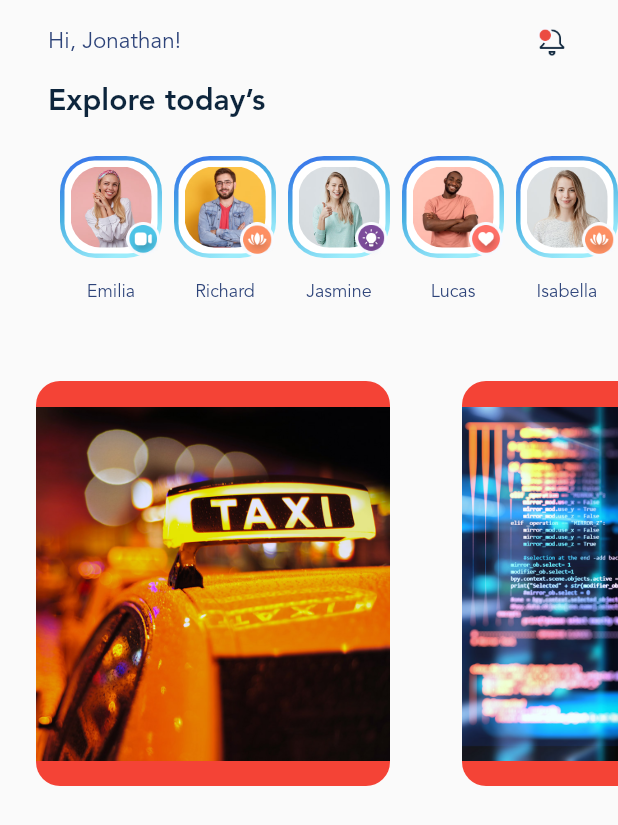
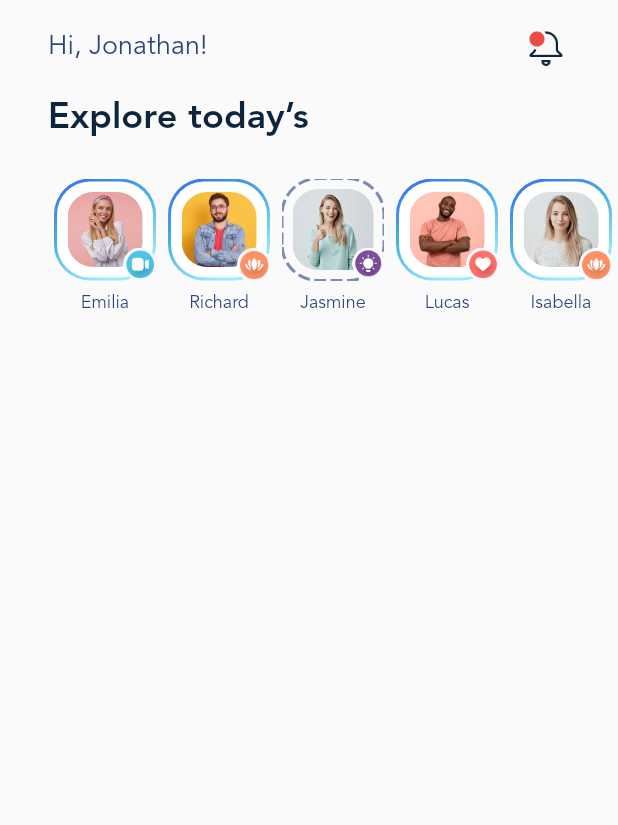
Before and after one commit to raziyehkargar/Flutter_Application_2_AdvanceUI, a Flutter app: the screen it shows after launch, on a phone screen of 412 x 824 dp. Shown: the top 825 px of the screen. Run offline on Flutter 3.47's test engine with Material 2 defaults, Android fonts, the phone set to English and light mode, and no system bars; drawn by our look-alikes of dotted_border.

Commit message:
fix error in font and don't run app. and change dotted border in stories listView

```diff
--- a/flutter_application_advance_ui/lib/main.dart
+++ b/flutter_application_advance_ui/lib/main.dart
@@ -1,7 +1,6 @@
-import 'dart:ui';
-
 import 'package:flutter/material.dart';
 import 'package:flutter_application_advance_ui/data.dart';
+import 'package:dotted_border/dotted_border.dart';
 
 void main() {
   runApp(const MyApp());
@@ -15,28 +14,34 @@ class MyApp extends StatelessWidget {
   // This widget is the root of your application.
   @override
   Widget build(BuildContext context) {
-    final primaryColor = Color(0xff0D253C);
-    final secondryColor = Color(0xff2D4379);
+    const primaryTextColor = Color(0xff0D253C);
+    const secondryTextColor = Color(0xff2D4379);
     return MaterialApp(
       title: 'Flutter Demo',
       theme: ThemeData(
         // This is the theme of your application.
         primarySwatch: Colors.blue,
-        primaryColor: primaryColor,
 
-        textTheme: TextTheme(
+        textTheme: const TextTheme(
             subtitle1: TextStyle(
                 fontFamily: defaultFontFamilyEN,
-                fontSize: 15,
-                color: secondryColor),
+                fontSize: 18,
+                fontWeight: FontWeight.w200,
+                color: secondryTextColor),
             headline6: TextStyle(
               fontFamily: defaultFontFamilyEN,
               fontWeight: FontWeight.w700,
-              color: primaryColor,
+              color: primaryTextColor,
+            ),
+            headline4: TextStyle(
+              fontFamily: defaultFontFamilyEN,
+              fontWeight: FontWeight.w700,
+              color: primaryTextColor,
+              fontSize: 24,
             ),
             bodyText2: TextStyle(
               fontFamily: defaultFontFamilyEN,
-              color: secondryColor,
+              color: secondryTextColor,
               fontSize: 12,
             )),
       ),
@@ -54,7 +59,6 @@ class HomeScreen extends StatelessWidget {
     final textTheme = themeData.textTheme;
 
     final stories = AppDatabase.stories;
-    final categories = AppDatabase.categories;
 
     return Scaffold(
       body: SafeArea(
@@ -74,8 +78,8 @@ class HomeScreen extends StatelessWidget {
                     ),
                     Image.asset(
                       'assets/img/icons/notification.png',
-                      width: 24,
-                      height: 24,
+                      width: 32,
+                      height: 32,
                     ),
                   ],
                 ),
@@ -85,58 +89,72 @@ class HomeScreen extends StatelessWidget {
                 padding: const EdgeInsets.fromLTRB(32, 0, 32, 24),
                 child: Text(
                   'Explore today’s',
-                  style: textTheme.headline6,
+                  style: textTheme.headline4,
                 ),
               ),
               // List of stories
-              SizedBox(
+              _StoriesList(stories: stories, textTheme: textTheme),
+              //list categories
+            ],
+          ),
+        ),
+      ),
+    );
+  }
+}
+
+class _StoriesList extends StatelessWidget {
+  const _StoriesList({
+    Key? key,
+    required this.stories,
+    required this.textTheme,
+  }) : super(key: key);
+
+  final List<StoryData> stories;
+  final TextTheme textTheme;
+
+  @override
+  Widget build(BuildContext context) {
+    return SizedBox(
       width: MediaQuery.of(context).size.width,
-                height: 150,
+      height: 110,
       child: ListView.builder(
           itemCount: stories.length,
           scrollDirection: Axis.horizontal,
+          physics: const BouncingScrollPhysics(),
           padding: const EdgeInsets.fromLTRB(32, 0, 32, 0),
           itemBuilder: (context, index) {
             final storyData = stories[index];
+            return _Story(storyData: storyData, textTheme: textTheme);
+          }),
+    );
+  }
+}
+
+class _Story extends StatelessWidget {
+  const _Story({
+    Key? key,
+    required this.storyData,
+    required this.textTheme,
+  }) : super(key: key);
+
+  final StoryData storyData;
+  final TextTheme textTheme;
+
+  @override
+  Widget build(BuildContext context) {
     return Container(
-                        margin: const EdgeInsets.fromLTRB(8, 0, 0, 0),
+      margin: const EdgeInsets.fromLTRB(4, 2, 4, 0),
       child: Column(
         children: [
           Stack(
             children: [
-                                Container(
-                                  width: 68,
-                                  height: 68,
-                                  decoration: const BoxDecoration(
-                                      gradient: LinearGradient(
-                                          colors: [
-                                            Color(0xff376AED),
-                                            Color(0xff49B0E2),
-                                            Color(0xff9CECFB),
-                                          ],
-                                          begin: Alignment.topLeft,
-                                          end: Alignment.bottomCenter),
-                                      borderRadius: BorderRadius.all(
-                                          Radius.circular(24))),
-                                  child: Container(
-                                    margin: const EdgeInsets.all(3),
-                                    padding: const EdgeInsets.all(4),
-                                    decoration: const BoxDecoration(
-                                      color: Colors.white,
-                                      borderRadius: BorderRadius.all(
-                                        Radius.circular(20),
-                                      ),
-                                    ),
-                                    child: ClipRRect(
-                                      borderRadius: BorderRadius.circular(20),
-                                      child: Image.asset(
-                                          'assets/img/stories/${storyData.imageFileName}'),
-                                    ),
-                                  ),
-                                ),
+              (storyData.isViewed)
+                  ? _profileImageViewed()
+                  : _profileImageNormal(),
               Positioned(
-                                  right: 0,
-                                  bottom: 0,
+                right: -2,
+                bottom: -2,
                 child: Image.asset(
                   'assets/img/icons/${storyData.iconFileName}',
                   width: 24,
@@ -146,46 +164,69 @@ class HomeScreen extends StatelessWidget {
             ],
           ),
           const SizedBox(
-                              height: 16,
+            height: 8,
           ),
           Text(
             storyData.name,
-                              style: textTheme.bodyText2,
           ),
         ],
       ),
     );
-                    }),
+  }
+
+  Widget _profileImageViewed() {
+    return SizedBox(
+      width: 68,
+      height: 68,
+      child: DottedBorder(
+        borderType: BorderType.RRect,
+        strokeWidth: 2,
+        radius: const Radius.circular(24),
+        color: const Color(0xff7B8BB2),
+        dashPattern: const [
+          8,
+          3,
+        ],
+        padding: const EdgeInsets.all(7),
+        child: Container(
+          decoration: BoxDecoration(
+            borderRadius: BorderRadius.circular(24),
           ),
-              //list categories
-              SizedBox(
-                width: MediaQuery.of(context).size.width,
-                height: 270,
-                child: ListView.builder(
-                    itemCount: categories.length,
-                    scrollDirection: Axis.horizontal,
-                    itemBuilder: (context, index) {
-                      final category = categories[index];
-                      return Container(
-                        width: 236,
-                        height: 250,
-                        decoration: BoxDecoration(
-                          color: Colors.red,
-                          borderRadius: BorderRadius.circular(16),
-                        ),
-                        margin: const EdgeInsets.fromLTRB(24, 0, 24, 0),
-                        child: Image.asset(
-                          'assets/img/posts/large/${category.imageFileName}',
-                          width: 236,
-                          height: 244,
-                        ),
-                      );
-                    }),
-              )
-            ],
-          ),
+          child: _imageStory(),
         ),
       ),
     );
   }
+
+  Widget _profileImageNormal() {
+    return Container(
+      width: 68,
+      height: 68,
+      decoration: const BoxDecoration(
+          gradient: LinearGradient(colors: [
+            Color(0xff376AED),
+            Color(0xff49B0E2),
+            Color(0xff9CECFB),
+          ], begin: Alignment.topLeft, end: Alignment.bottomCenter),
+          borderRadius: BorderRadius.all(Radius.circular(24))),
+      child: Container(
+        margin: const EdgeInsets.all(2),
+        padding: const EdgeInsets.all(7),
+        decoration: const BoxDecoration(
+          color: Colors.white,
+          borderRadius: BorderRadius.all(
+            Radius.circular(22),
+          ),
+        ),
+        child: _imageStory(),
+      ),
+    );
   }
+
+  Widget _imageStory() {
+    return ClipRRect(
+      borderRadius: BorderRadius.circular(17),
+      child: Image.asset('assets/img/stories/${storyData.imageFileName}'),
+    );
+  }
+}
```
Also changed, not shown: flutter_application_advance_ui/pubspec.yaml (+6 -1 lines), flutter_application_advance_ui/pubspec.lock. Lines whose indentation alone changed are shown as unchanged.
